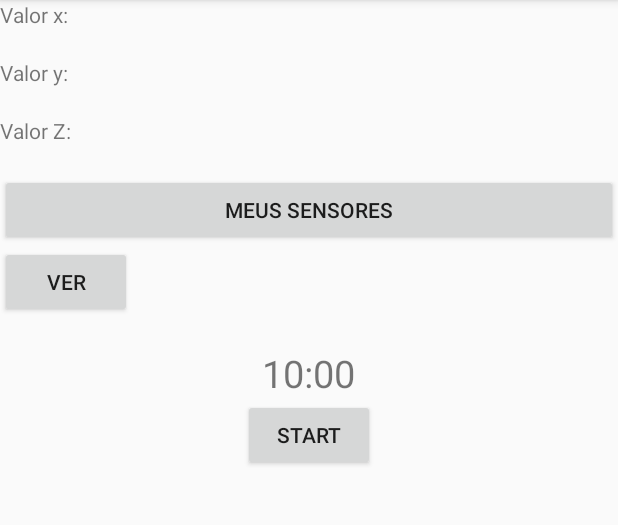
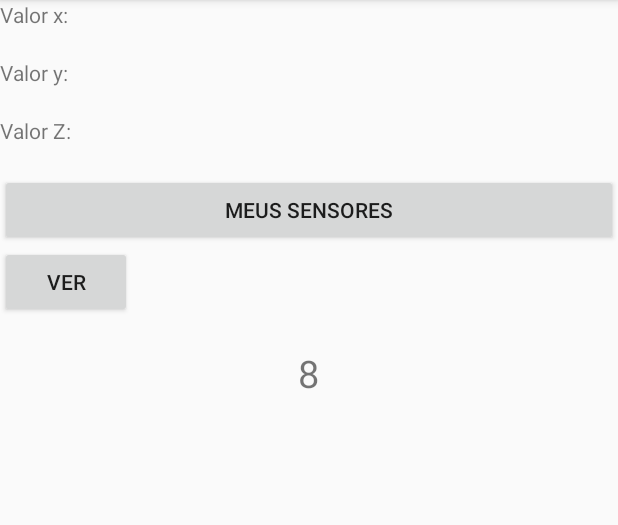
Before and after one commit to alaudegp/AcelerometroApp, an Android app: the screen it shows after launch (MainActivity), on a phone screen of 412 x 824 dp, the part 84-609 px from its top. Run offline under Robolectric (Android 15) with nearby library versions, the phone set to English and light mode, and no system bars.

Commit message:
Counter adicionado ao projeto

```diff
--- a/app/src/main/java/com/example/usandoacelerometro/Acelerometro.java
+++ b/app/src/main/java/com/example/usandoacelerometro/Acelerometro.java
@@ -1,6 +1,7 @@
 package com.example.usandoacelerometro;
 
 public class Acelerometro {
+
     private float eixoX;
     private float eixoY;
     private float eixoZ;
--- a/app/src/main/java/com/example/usandoacelerometro/MainActivity.java
+++ b/app/src/main/java/com/example/usandoacelerometro/MainActivity.java
@@ -24,23 +24,17 @@ import java.util.List;
 
 import static java.lang.Math.abs;
 
-public class MainActivity extends AppCompatActivity implements
-        SensorEventListener {
-
-    ListView listView;
-    String lTitle[] = {"Valor 1", "Valor 2", "Valor 3", "valor 4", "valor 5", "Valor 6", "Valor 7", "Valor 8", "Valor 9", "Valor 10"};
-    int lValor[] = {0};
+public class MainActivity extends AppCompatActivity implements SensorEventListener {
 
     private TextView tvValorX;
     private TextView tvValorY;
     private TextView tvValorZ;
     private TextView valorMaior;
-    private TextView countdownText;
-    private Button countdownButton;
+    private TextView counttime;
+
+    private int counter;
 
     float dadoAtual, dadoNovo, dadoMax = 0;
-    private long timeLeftMiliSeconds = 600000;
-    private boolean timeRunnign;
 
     float dadoX, dadoY, dadoZ;
 
@@ -53,7 +47,6 @@ public class MainActivity extends AppCompatActivity implements
 
     private SensorManager mSensorManager;
     private Sensor mAcelerometro;
-    private CountDownTimer countDownTimer;
 
     Acelerometro acelerometro = new Acelerometro();
 
@@ -66,11 +59,24 @@ public class MainActivity extends AppCompatActivity implements
         tvValorY = findViewById(R.id.tvValorY);
         tvValorZ = findViewById(R.id.tvValorZ);
         valorMaior = findViewById(R.id.valorMaior);
+        counttime = findViewById(R.id.counttime);
 
         mSensorManager = (SensorManager) getSystemService(SENSOR_SERVICE);
         mAcelerometro = mSensorManager.getDefaultSensor(Sensor.TYPE_ACCELEROMETER);
 
-        countdownText = findViewById(R.id.countdown_text);
+        new CountDownTimer(50000,1000){
+            @Override
+            public void onTick(long millisUntilFinished) {
+                counttime.setText(String.valueOf(counter));
+                counter++;
+            }
+
+            @Override
+            public void onFinish() {
+                counttime.setText("Finished");
+                counter
+            }
+        }.start();
 
     }
 
@@ -110,6 +116,7 @@ public class MainActivity extends AppCompatActivity implements
         dadoZ = abs(mLinearAcceleration[Z]);
 
         acelerometro.setEixoX(dadoX*10);
+        acelerometro.setEixoY(dadoY*10);
 
         // tirar as casas decimais
         String eixoXformtat = formatarFloat.format(acelerometro.getEixoX());
@@ -143,17 +150,10 @@ public class MainActivity extends AppCompatActivity implements
     public void btnVerValor(View view) {
         dadoAtual = acelerometro.getEixoX();
 
-//        for (int i = 0; i < 3; i++){
-            dadoNovo = acelerometro.getEixoX();
-            if (dadoNovo >= dadoMax){
-                dadoMax = dadoNovo;
-                valorMaior.setText(String.valueOf(dadoMax));
-            }
-//        }
-
-//        dadoAnterior = acelerometro.getEixoX();
-//        dadoAtual = acelerometro.getEixoX();
-
+        dadoNovo = acelerometro.getEixoX();
+        if (dadoNovo >= dadoMax) {
+            dadoMax = dadoNovo;
+            valorMaior.setText(String.valueOf(dadoMax));
+        }
     }
-
 }
--- a/app/src/main/res/layout/activity_main.xml
+++ b/app/src/main/res/layout/activity_main.xml
@@ -58,18 +58,11 @@
         android:layout_height="wrap_content" />
 
     <TextView
-        android:id="@+id/countdown_text"
+        android:id="@+id/counttime"
         android:layout_width="wrap_content"
         android:layout_height="wrap_content"
         android:layout_gravity="center"
         android:text="10:00"
         android:textSize="25dp" />
 
-    <Button
-        android:id="@+id/countdown_btn"
-        android:layout_width="wrap_content"
-        android:layout_height="wrap_content"
-        android:layout_gravity="center"
-        android:text="start" />
-
 </LinearLayout>
```
